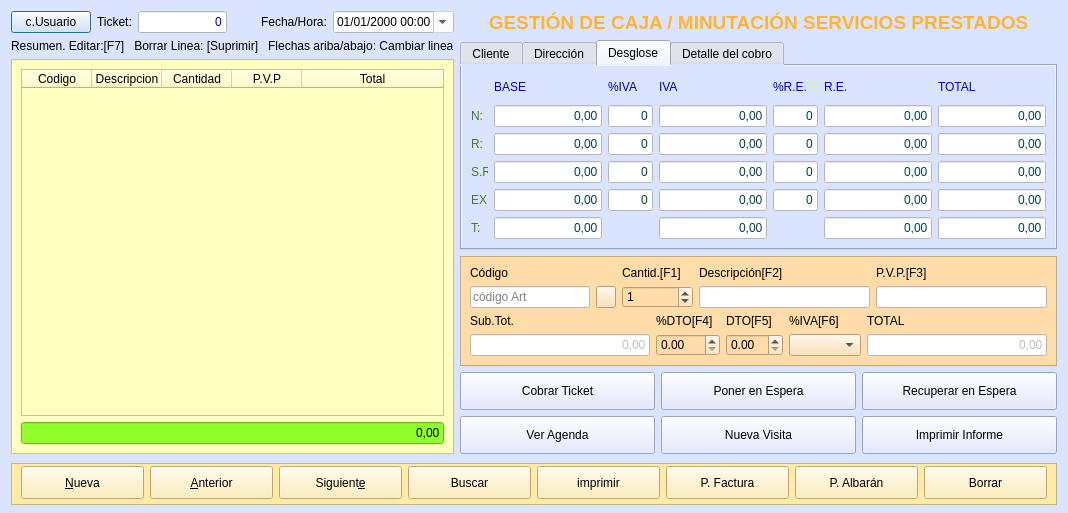
arcnexus/RedFoX, file TPV/frmcajaminuta.ui: the form before one commit.
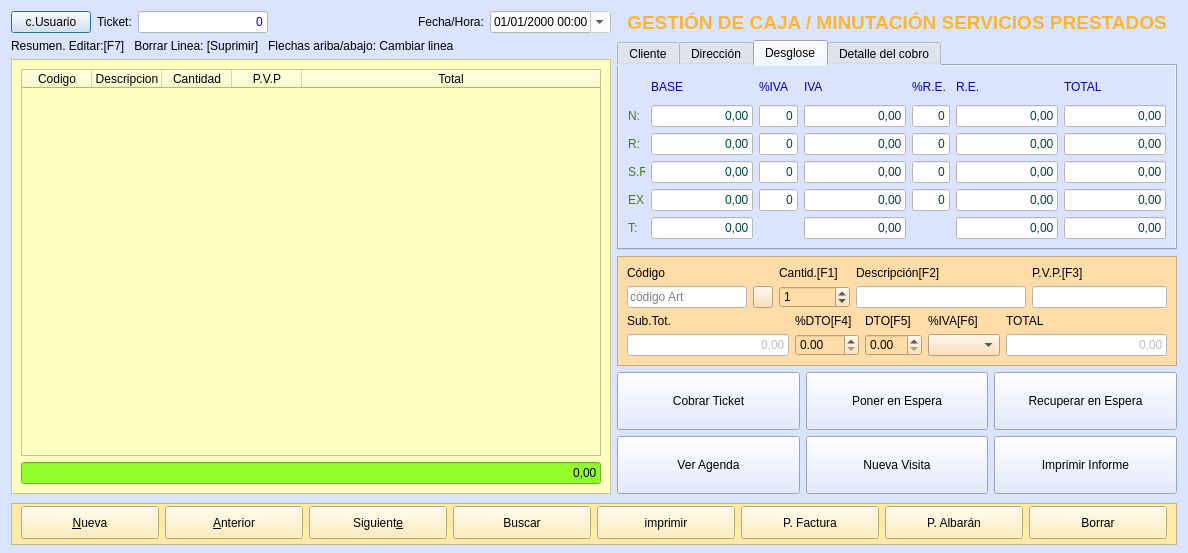
The form after the commit. The open tabs and pages were chosen to show the change. Icons and pictures are not drawn.

```diff
--- a/TPV/frmcajaminuta.ui
+++ b/TPV/frmcajaminuta.ui
@@ -7,7 +7,7 @@
     <x>0</x>
     <y>0</y>
     <width>1068</width>
-    <height>513</height>
+    <height>553</height>
    </rect>
   </property>
   <property name="windowTitle">
@@ -1916,6 +1916,12 @@
        <verstretch>0</verstretch>
       </sizepolicy>
      </property>
+     <property name="minimumSize">
+      <size>
+       <width>600</width>
+       <height>0</height>
+      </size>
+     </property>
      <property name="styleSheet">
       <string notr="true">background-color: rgb(255, 255, 192);</string>
      </property>
```
Left out of the diff: 37 changed lines with no effect on the pictures.
